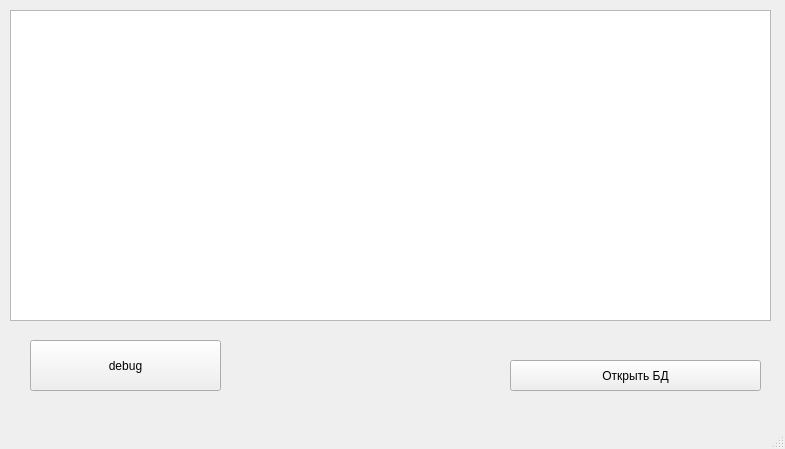
Qt form mainwindow.ui (lzlaG/SQLITE_APP) before a commit.
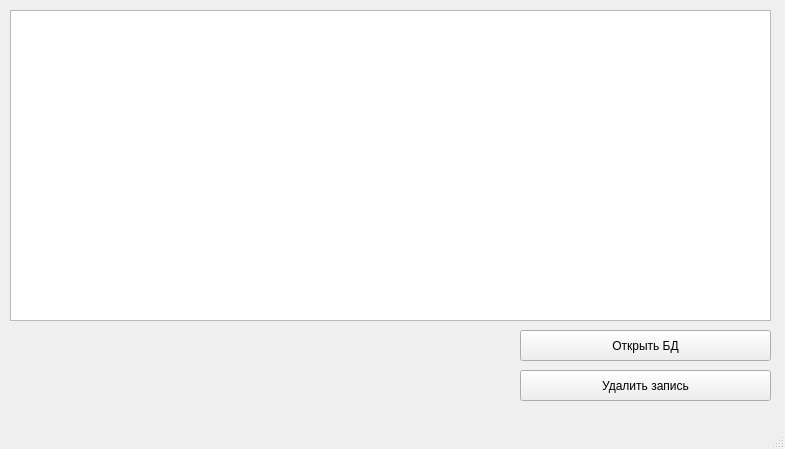
The same form after that commit.

Commit message: additional label info and delete button

The edit to the form file:
```diff
--- a/mainwindow.ui
+++ b/mainwindow.ui
@@ -17,8 +17,8 @@
    <widget class="QPushButton" name="pushButton">
     <property name="geometry">
      <rect>
-      <x>510</x>
-      <y>360</y>
+      <x>520</x>
+      <y>330</y>
       <width>251</width>
       <height>31</height>
      </rect>
@@ -27,19 +27,6 @@
      <string>Открыть БД</string>
     </property>
    </widget>
-   <widget class="QPushButton" name="debug_button">
-    <property name="geometry">
-     <rect>
-      <x>30</x>
-      <y>340</y>
-      <width>191</width>
-      <height>51</height>
-     </rect>
-    </property>
-    <property name="text">
-     <string>debug</string>
-    </property>
-   </widget>
    <widget class="QTreeView" name="treeView">
     <property name="geometry">
      <rect>
@@ -50,6 +37,32 @@
      </rect>
     </property>
    </widget>
+   <widget class="QLabel" name="add_info">
+    <property name="geometry">
+     <rect>
+      <x>10</x>
+      <y>340</y>
+      <width>381</width>
+      <height>51</height>
+     </rect>
+    </property>
+    <property name="text">
+     <string/>
+    </property>
+   </widget>
+   <widget class="QPushButton" name="delete_button">
+    <property name="geometry">
+     <rect>
+      <x>520</x>
+      <y>370</y>
+      <width>251</width>
+      <height>31</height>
+     </rect>
+    </property>
+    <property name="text">
+     <string>Удалить запись</string>
+    </property>
+   </widget>
   </widget>
   <widget class="QMenuBar" name="menubar">
    <property name="geometry">
```
The commit also changes 3 other files.
